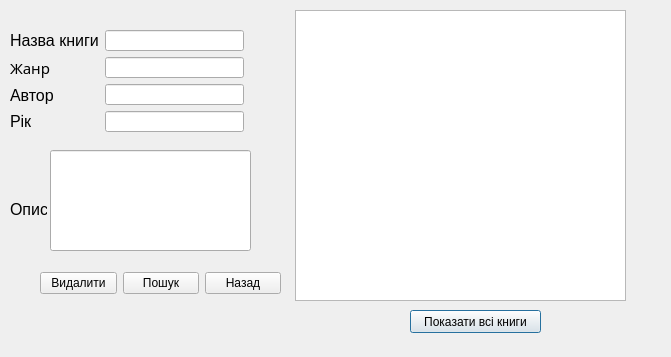
Above: courses/prog_base_3/project/Kyrs/deletebook.ui from antonmazun/gogog before the change. Below: the same form after it.
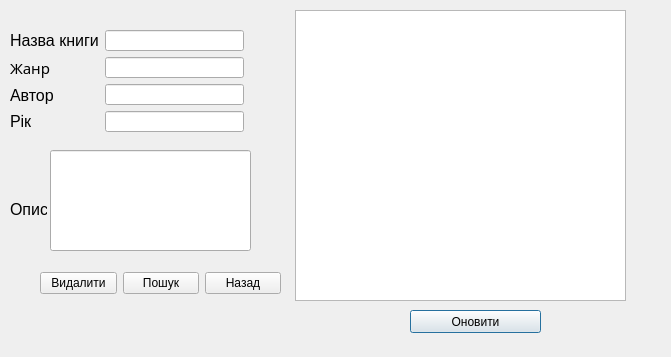
That is the form after the change.

```diff
--- a/courses/prog_base_3/project/Kyrs/deletebook.ui
+++ b/courses/prog_base_3/project/Kyrs/deletebook.ui
@@ -61,7 +61,7 @@
     </rect>
    </property>
    <property name="text">
-    <string>Показати всі книги</string>
+    <string>Оновити</string>
    </property>
   </widget>
   <widget class="QWidget" name="layoutWidget">
```
